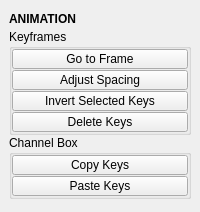
Old version of the form tentacle/ui/animation.ui in the repository m3trik/tentacle.
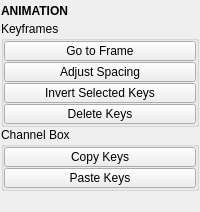
New version of the form. Custom widgets are drawn as their Qt base class.

Patch:
```diff
--- a/tentacle/ui/animation.ui
+++ b/tentacle/ui/animation.ui
@@ -30,6 +30,18 @@
     </size>
    </property>
    <layout class="QVBoxLayout" name="verticalLayout_2">
+    <property name="leftMargin">
+     <number>1</number>
+    </property>
+    <property name="topMargin">
+     <number>1</number>
+    </property>
+    <property name="rightMargin">
+     <number>1</number>
+    </property>
+    <property name="bottomMargin">
+     <number>1</number>
+    </property>
     <item>
      <layout class="QVBoxLayout" name="verticalLayout">
       <property name="spacing">
```
